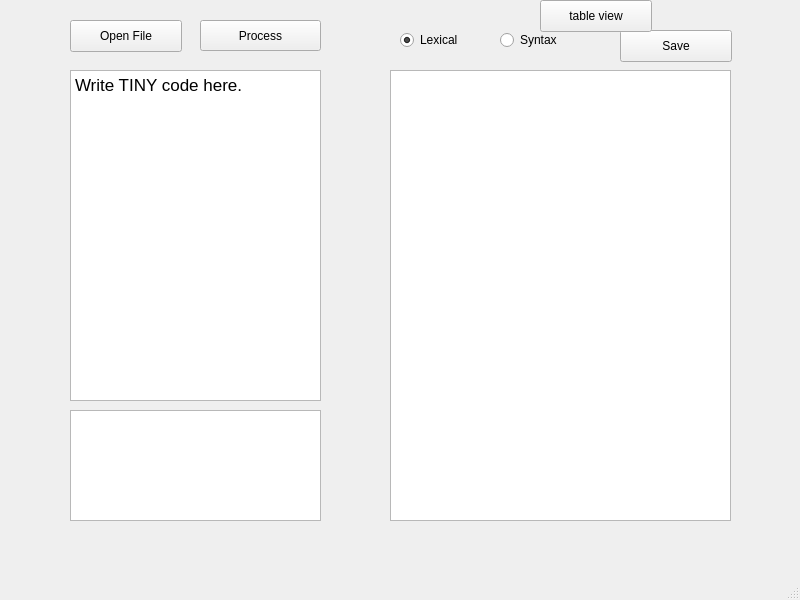
Karl-Han/CompilerProject_Qt, file mainwindow.ui: the form before one commit.
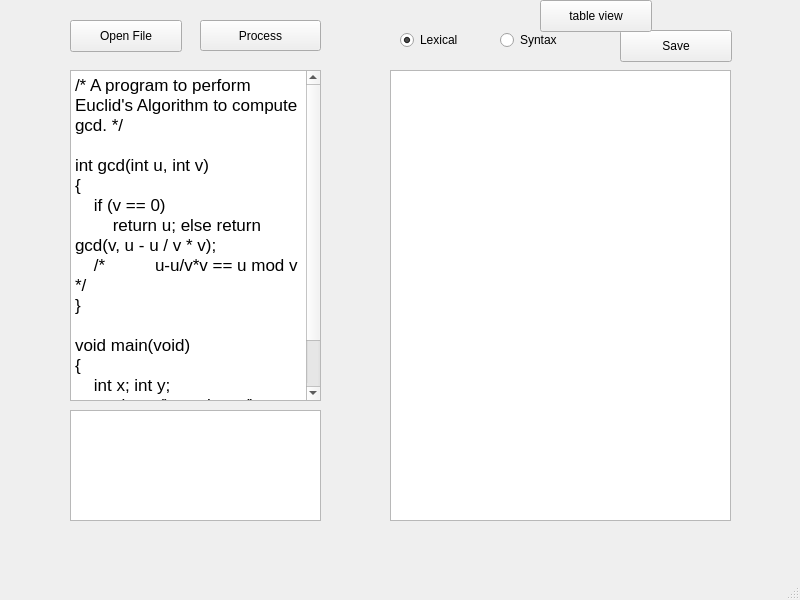
The form after the commit.

```diff
--- a/mainwindow.ui
+++ b/mainwindow.ui
@@ -28,7 +28,20 @@
 &lt;html&gt;&lt;head&gt;&lt;meta name=&quot;qrichtext&quot; content=&quot;1&quot; /&gt;&lt;style type=&quot;text/css&quot;&gt;
 p, li { white-space: pre-wrap; }
 &lt;/style&gt;&lt;/head&gt;&lt;body style=&quot; font-family:'.AppleSystemUIFont'; font-size:13pt; font-weight:400; font-style:normal;&quot;&gt;
-&lt;p style=&quot; margin-top:0px; margin-bottom:0px; margin-left:0px; margin-right:0px; -qt-block-indent:0; text-indent:0px;&quot;&gt;Write TINY code here.&lt;/p&gt;&lt;/body&gt;&lt;/html&gt;</string>
+&lt;p style=&quot; margin-top:0px; margin-bottom:0px; margin-left:0px; margin-right:0px; -qt-block-indent:0; text-indent:0px;&quot;&gt;/* A program to perform Euclid's Algorithm to compute gcd. */&lt;/p&gt;
+&lt;p style=&quot;-qt-paragraph-type:empty; margin-top:0px; margin-bottom:0px; margin-left:0px; margin-right:0px; -qt-block-indent:0; text-indent:0px;&quot;&gt;&lt;br /&gt;&lt;/p&gt;
+&lt;p style=&quot; margin-top:0px; margin-bottom:0px; margin-left:0px; margin-right:0px; -qt-block-indent:0; text-indent:0px;&quot;&gt;int gcd(int u, int v)&lt;/p&gt;
+&lt;p style=&quot; margin-top:0px; margin-bottom:0px; margin-left:0px; margin-right:0px; -qt-block-indent:0; text-indent:0px;&quot;&gt;{&lt;/p&gt;
+&lt;p style=&quot; margin-top:0px; margin-bottom:0px; margin-left:0px; margin-right:0px; -qt-block-indent:0; text-indent:0px;&quot;&gt;    if (v == 0)&lt;/p&gt;
+&lt;p style=&quot; margin-top:0px; margin-bottom:0px; margin-left:0px; margin-right:0px; -qt-block-indent:0; text-indent:0px;&quot;&gt;        return u; else return gcd(v, u - u / v * v);&lt;/p&gt;
+&lt;p style=&quot; margin-top:0px; margin-bottom:0px; margin-left:0px; margin-right:0px; -qt-block-indent:0; text-indent:0px;&quot;&gt;    /*	u-u/v*v == u mod v */&lt;/p&gt;
+&lt;p style=&quot; margin-top:0px; margin-bottom:0px; margin-left:0px; margin-right:0px; -qt-block-indent:0; text-indent:0px;&quot;&gt;}&lt;/p&gt;
+&lt;p style=&quot;-qt-paragraph-type:empty; margin-top:0px; margin-bottom:0px; margin-left:0px; margin-right:0px; -qt-block-indent:0; text-indent:0px;&quot;&gt;&lt;br /&gt;&lt;/p&gt;
+&lt;p style=&quot; margin-top:0px; margin-bottom:0px; margin-left:0px; margin-right:0px; -qt-block-indent:0; text-indent:0px;&quot;&gt;void main(void)&lt;/p&gt;
+&lt;p style=&quot; margin-top:0px; margin-bottom:0px; margin-left:0px; margin-right:0px; -qt-block-indent:0; text-indent:0px;&quot;&gt;{&lt;/p&gt;
+&lt;p style=&quot; margin-top:0px; margin-bottom:0px; margin-left:0px; margin-right:0px; -qt-block-indent:0; text-indent:0px;&quot;&gt;    int x; int y;&lt;/p&gt;
+&lt;p style=&quot; margin-top:0px; margin-bottom:0px; margin-left:0px; margin-right:0px; -qt-block-indent:0; text-indent:0px;&quot;&gt;    x = input(); y = input(); output(gcd(x, y));&lt;/p&gt;
+&lt;p style=&quot; margin-top:0px; margin-bottom:0px; margin-left:0px; margin-right:0px; -qt-block-indent:0; text-indent:0px;&quot;&gt;}&lt;/p&gt;&lt;/body&gt;&lt;/html&gt;</string>
     </property>
    </widget>
    <widget class="QPushButton" name="pushButton_2">
```
